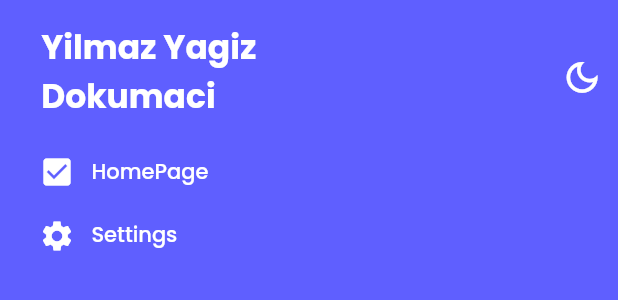
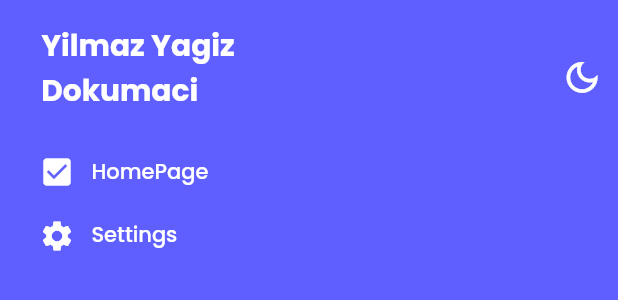
Before and after one commit to yagizdo/Timefaze, a Flutter app: the DrawerMenu widget shown alone on an empty page, opened directly, on a phone screen of 412 x 824 dp. Shown: the top 300 px of the screen. Run offline on Flutter 3.47's test engine with Material 2 defaults, Android fonts, the phone set to English and light mode, and no system bars; our stand-ins replace flutter_screenutil, flutter_slider_drawer, get, google_fonts, hexcolor, shared_preferences; accounts and stored records are empty; statements that could not run were skipped.

Commit message:
fixed overflow problem for iphone 5s

```diff
--- a/lib/Widgets/HomeScreen/drawer_menu.dart
+++ b/lib/Widgets/HomeScreen/drawer_menu.dart
@@ -56,7 +56,7 @@ class _DrawerMenuState extends State<DrawerMenu> {
                             textAlign: TextAlign.start,
                             style: GoogleFonts.poppins(
                               textStyle: TextStyle(
-                                  fontSize: 20.sp,
+                                  fontSize: 18.sp,
                                   color: Colors.white,
                                   fontWeight: FontWeight.bold),
                             ),
@@ -67,7 +67,7 @@ class _DrawerMenuState extends State<DrawerMenu> {
                             style: GoogleFonts.poppins(
                               textStyle: TextStyle(
                                   color: Colors.white,
-                                  fontSize: 20.sp,
+                                  fontSize: 18.sp,
                                   fontWeight: FontWeight.bold),
                             ),
                           ),
```
